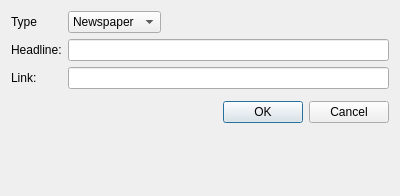
Before: the Qt Designer form ui/MediaInjectDialog.ui in dmzdev/stance, drawn with Qt 5.
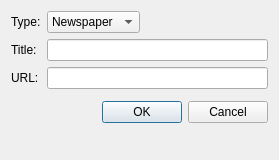
After: the same form once the commit is applied.

Commit message: Media inject code finished.

```diff
--- a/ui/MediaInjectDialog.ui
+++ b/ui/MediaInjectDialog.ui
@@ -6,38 +6,67 @@
    <rect>
     <x>0</x>
     <y>0</y>
-    <width>400</width>
-    <height>196</height>
+    <width>279</width>
+    <height>160</height>
    </rect>
   </property>
   <property name="windowTitle">
    <string>Dialog</string>
   </property>
-  <layout class="QFormLayout" name="formLayout_2">
+  <layout class="QFormLayout" name="formLayout">
    <property name="fieldGrowthPolicy">
     <enum>QFormLayout::ExpandingFieldsGrow</enum>
    </property>
-   <item row="2" column="0">
-    <widget class="QLabel" name="label_4">
+   <item row="0" column="0">
+    <widget class="QLabel" name="label">
      <property name="text">
-      <string>Headline:</string>
+      <string>Type:</string>
      </property>
     </widget>
    </item>
-   <item row="4" column="0">
+   <item row="0" column="1">
+    <widget class="QComboBox" name="mediaType">
+     <item>
+      <property name="text">
+       <string>Newspaper</string>
+      </property>
+     </item>
+     <item>
+      <property name="text">
+       <string>Memo</string>
+      </property>
+     </item>
+     <item>
+      <property name="text">
+       <string>Video</string>
+      </property>
+     </item>
+    </widget>
+   </item>
+   <item row="1" column="0">
     <widget class="QLabel" name="label_2">
      <property name="text">
-      <string>Link:</string>
+      <string>Title:</string>
      </property>
     </widget>
    </item>
-   <item row="4" column="1">
+   <item row="1" column="1">
+    <widget class="QLineEdit" name="titleText"/>
+   </item>
+   <item row="2" column="0">
+    <widget class="QLabel" name="label_3">
+     <property name="text">
+      <string>URL:</string>
+     </property>
+    </widget>
+   </item>
+   <item row="2" column="1">
     <widget class="QLineEdit" name="urlText"/>
    </item>
-   <item row="5" column="1">
+   <item row="3" column="1">
     <layout class="QFormLayout" name="groupLayout"/>
    </item>
-   <item row="6" column="0" colspan="2">
+   <item row="4" column="1">
     <widget class="QDialogButtonBox" name="buttonBox">
      <property name="orientation">
       <enum>Qt::Horizontal</enum>
@@ -47,35 +76,6 @@
      </property>
     </widget>
    </item>
-   <item row="2" column="1">
-    <widget class="QLineEdit" name="titleText"/>
-   </item>
-   <item row="0" column="1">
-    <widget class="QComboBox" name="mediaType">
-     <item>
-      <property name="text">
-       <string>Newspaper</string>
-      </property>
-     </item>
-     <item>
-      <property name="text">
-       <string>Video</string>
-      </property>
-     </item>
-     <item>
-      <property name="text">
-       <string>Memo</string>
-      </property>
-     </item>
-    </widget>
-   </item>
-   <item row="0" column="0">
-    <widget class="QLabel" name="label">
-     <property name="text">
-      <string>Type</string>
-     </property>
-    </widget>
-   </item>
   </layout>
  </widget>
  <resources/>
```
The commit also changes 4 other files.
